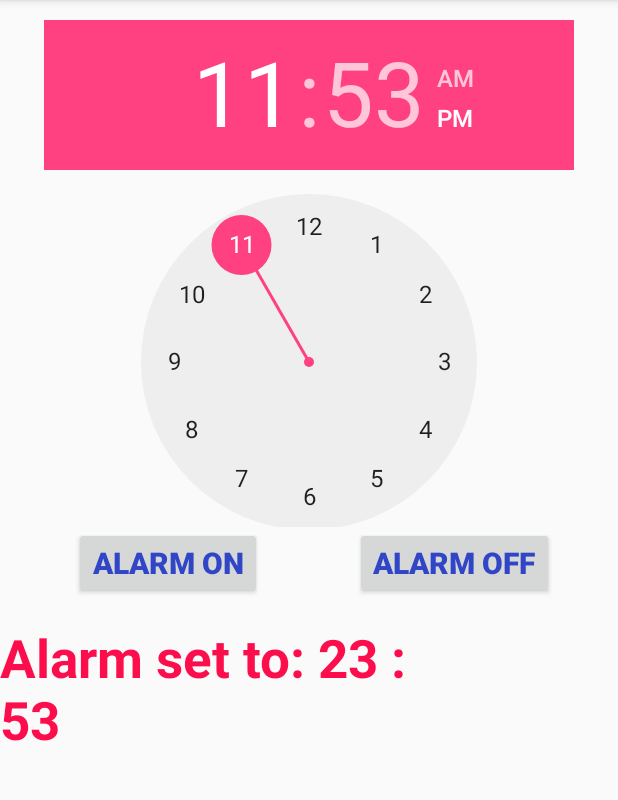
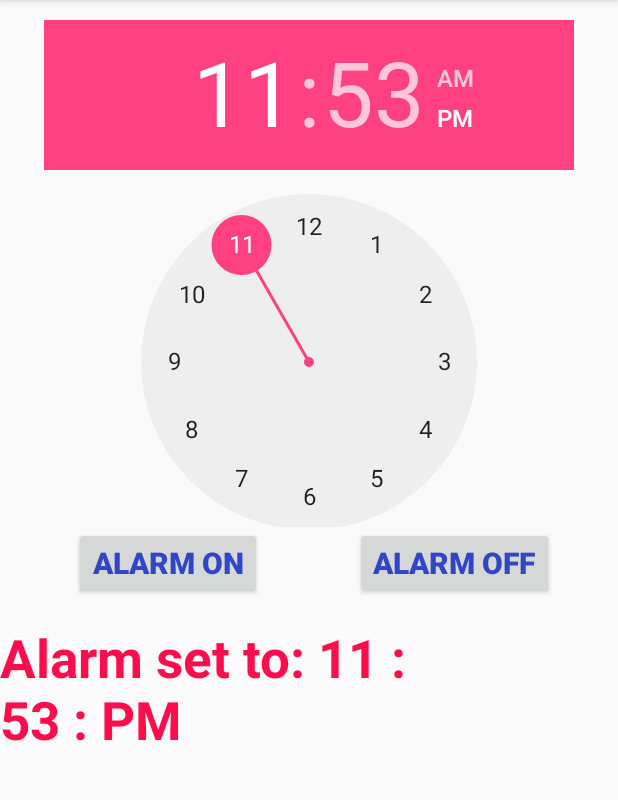
Before and after one commit to imtiazaminsajid/AlarmClock, an Android app: the screen it shows after launch (MainActivity), after a tap on "ALARM ON", on a phone screen of 412 x 824 dp, the part 84-884 px from its top. Run offline under Robolectric (Android 15) with nearby library versions, the phone set to English and light mode, and no system bars.

Commit message:
Timepicker problem solved

```diff
--- a/app/src/main/java/com/example/imtiazaminsajid/alarmclock/MainActivity.java
+++ b/app/src/main/java/com/example/imtiazaminsajid/alarmclock/MainActivity.java
@@ -12,6 +12,7 @@ import android.widget.TextView;
 import android.widget.TimePicker;
 
 import java.util.Calendar;
+import java.util.Locale;
 
 public class MainActivity extends AppCompatActivity {
 
@@ -20,8 +21,10 @@ public class MainActivity extends AppCompatActivity {
     Button alarmOn, alarmOff;
     AlarmManager alarmManager;
     Context context;
+    Calendar calendar;
 
 
+    @RequiresApi(api = Build.VERSION_CODES.M)
     @Override
     protected void onCreate(Bundle savedInstanceState) {
         super.onCreate(savedInstanceState);
@@ -31,27 +34,43 @@ public class MainActivity extends AppCompatActivity {
 
         this.context = this;
 
-        timePicker = findViewById(R.id.timePicker);
+        timePicker = findViewById(R.id.alarm_timePicker);
         updateMessage = findViewById(R.id.update_message);
         alarmOn = findViewById(R.id.alarm_on);
         alarmOff = findViewById(R.id.alarm_off);
+        calendar = Calendar.getInstance();
 
         alarmManager = (AlarmManager) getSystemService(ALARM_SERVICE);
 
-        final Calendar calendar = Calendar.getInstance();
 
         alarmOn.setOnClickListener(new View.OnClickListener() {
             @RequiresApi(api = Build.VERSION_CODES.M)
             @Override
             public void onClick(View view) {
 
+                calendar.get(Calendar.HOUR_OF_DAY);
+                calendar.get(Calendar.MINUTE);
 
 
-                calendar.set(Calendar.HOUR_OF_DAY, timePicker.getHour());
-                calendar.set(Calendar.MINUTE, timePicker.getMinute());
+                int hourInt = timePicker.getCurrentHour();
+                int minuteInt = timePicker.getCurrentMinute();
 
-                String hour = String.valueOf(timePicker.getHour());
-                String minute = String.valueOf(timePicker.getMinute());
+                String format;
+                if (hourInt == 0) {
+                    hourInt += 12;
+                    format = "AM";
+                } else if (hourInt == 12) {
+                    format = "PM";
+                } else if (hourInt > 12) {
+                    hourInt -= 12;
+                    format = "PM";
+                } else {
+                    format = "AM";
+                }
+
+                String hour = String.valueOf(hourInt);
+                String minute = String.valueOf(minuteInt);
+
 //
 //
 ////                if (hour>12){
@@ -61,7 +80,7 @@ public class MainActivity extends AppCompatActivity {
 ////                    minute_string = "0"+String.valueOf(minute);
 ////                }
 
-                set_alarm_text("Alarm set to: "+hour+" : "+minute);
+                set_alarm_text("Alarm set to: "+hour+" : "+minute+" : "+format);
 
             }
         });
--- a/app/src/main/res/layout/activity_main.xml
+++ b/app/src/main/res/layout/activity_main.xml
@@ -8,7 +8,7 @@
 
 
     <TimePicker
-        android:id="@+id/timePicker"
+        android:id="@+id/alarm_timePicker"
         android:layout_width="353dp"
         android:layout_height="338dp"
         android:layout_alignParentTop="true"
@@ -22,9 +22,9 @@
         android:id="@+id/alarm_on"
         android:layout_width="wrap_content"
         android:layout_height="wrap_content"
-        android:layout_alignLeft="@+id/timePicker"
-        android:layout_alignStart="@+id/timePicker"
-        android:layout_below="@+id/timePicker"
+        android:layout_alignLeft="@+id/alarm_timePicker"
+        android:layout_alignStart="@+id/alarm_timePicker"
+        android:layout_below="@+id/alarm_timePicker"
         android:layout_marginLeft="20dp"
         android:layout_marginStart="20dp"
         android:text="Alarm On"
@@ -39,9 +39,9 @@
         android:id="@+id/alarm_off"
         android:layout_width="wrap_content"
         android:layout_height="wrap_content"
-        android:layout_alignEnd="@+id/timePicker"
-        android:layout_alignRight="@+id/timePicker"
-        android:layout_below="@+id/timePicker"
+        android:layout_alignEnd="@+id/alarm_timePicker"
+        android:layout_alignRight="@+id/alarm_timePicker"
+        android:layout_below="@+id/alarm_timePicker"
         android:layout_marginEnd="13dp"
         android:layout_marginRight="13dp"
         android:text="Alarm Off"
```
